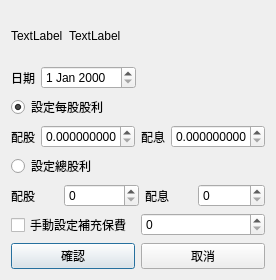
foxking0416/PythonStockPrice, file QtStockDividendEditDialog.ui: the form before one commit.
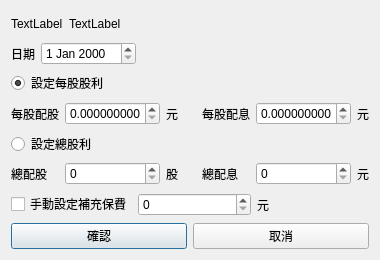
The form after the commit.

Commit message: 接續前一個commit，處理 process 跟 Table 顯示的部分

Diff of the .ui file:
```diff
--- a/QtStockDividendEditDialog.ui
+++ b/QtStockDividendEditDialog.ui
@@ -6,8 +6,8 @@
    <rect>
     <x>0</x>
     <y>0</y>
-    <width>276</width>
-    <height>280</height>
+    <width>380</width>
+    <height>260</height>
    </rect>
   </property>
   <property name="sizePolicy">
@@ -18,14 +18,14 @@
   </property>
   <property name="minimumSize">
    <size>
-    <width>192</width>
-    <height>157</height>
+    <width>380</width>
+    <height>260</height>
    </size>
   </property>
   <property name="maximumSize">
    <size>
-    <width>16777215</width>
-    <height>16777215</height>
+    <width>380</width>
+    <height>260</height>
    </size>
   </property>
   <property name="windowTitle">
@@ -105,7 +105,7 @@
      <item>
       <widget class="QLabel" name="label_4">
        <property name="text">
-        <string>配股</string>
+        <string>每股配股</string>
        </property>
       </widget>
      </item>
@@ -113,7 +113,7 @@
       <widget class="QDoubleSpinBox" name="qtPerShareStockDividendDoubleSpinBox">
        <property name="minimumSize">
         <size>
-         <width>75</width>
+         <width>95</width>
          <height>0</height>
         </size>
        </property>
@@ -125,10 +125,30 @@
        </property>
       </widget>
      </item>
+     <item>
+      <widget class="QLabel" name="label">
+       <property name="text">
+        <string>元</string>
+       </property>
+      </widget>
+     </item>
+     <item>
+      <spacer name="horizontalSpacer_3">
+       <property name="orientation">
+        <enum>Qt::Horizontal</enum>
+       </property>
+       <property name="sizeHint" stdset="0">
+        <size>
+         <width>40</width>
+         <height>20</height>
+        </size>
+       </property>
+      </spacer>
+     </item>
      <item>
       <widget class="QLabel" name="label_5">
        <property name="text">
-        <string>配息</string>
+        <string>每股配息</string>
        </property>
       </widget>
      </item>
@@ -136,7 +156,7 @@
       <widget class="QDoubleSpinBox" name="qtPerShareCashDividendDoubleSpinBox">
        <property name="minimumSize">
         <size>
-         <width>75</width>
+         <width>95</width>
          <height>0</height>
         </size>
        </property>
@@ -148,6 +168,13 @@
        </property>
       </widget>
      </item>
+     <item>
+      <widget class="QLabel" name="label_2">
+       <property name="text">
+        <string>元</string>
+       </property>
+      </widget>
+     </item>
     </layout>
    </item>
    <item>
@@ -161,8 +188,14 @@
     <layout class="QHBoxLayout" name="horizontalLayout_4">
      <item>
       <widget class="QLabel" name="label_7">
+       <property name="minimumSize">
+        <size>
+         <width>48</width>
+         <height>0</height>
+        </size>
+       </property>
        <property name="text">
-        <string>配股</string>
+        <string>總配股</string>
        </property>
       </widget>
      </item>
@@ -170,7 +203,7 @@
       <widget class="QSpinBox" name="qtTotalStockDividendDoubleSpinBox">
        <property name="minimumSize">
         <size>
-         <width>75</width>
+         <width>95</width>
          <height>0</height>
         </size>
        </property>
@@ -179,20 +212,59 @@
        </property>
       </widget>
      </item>
+     <item>
+      <widget class="QLabel" name="label_8">
+       <property name="text">
+        <string>股</string>
+       </property>
+      </widget>
+     </item>
+     <item>
+      <spacer name="horizontalSpacer_4">
+       <property name="orientation">
+        <enum>Qt::Horizontal</enum>
+       </property>
+       <property name="sizeHint" stdset="0">
+        <size>
+         <width>40</width>
+         <height>20</height>
+        </size>
+       </property>
+      </spacer>
+     </item>
      <item>
       <widget class="QLabel" name="label_6">
+       <property name="minimumSize">
+        <size>
+         <width>48</width>
+         <height>0</height>
+        </size>
+       </property>
        <property name="text">
-        <string>配息</string>
+        <string>總配息</string>
        </property>
       </widget>
      </item>
      <item>
       <widget class="QSpinBox" name="qtTotalCashDividendDoubleSpinBox">
+       <property name="minimumSize">
+        <size>
+         <width>95</width>
+         <height>0</height>
+        </size>
+       </property>
        <property name="maximum">
         <number>999999999</number>
        </property>
       </widget>
      </item>
+     <item>
+      <widget class="QLabel" name="label_9">
+       <property name="text">
+        <string>元</string>
+       </property>
+      </widget>
+     </item>
     </layout>
    </item>
    <item>
@@ -211,6 +283,13 @@
        </property>
       </widget>
      </item>
+     <item>
+      <widget class="QLabel" name="label_10">
+       <property name="text">
+        <string>元</string>
+       </property>
+      </widget>
+     </item>
     </layout>
    </item>
    <item>
```
The commit also changes 2 other files.
